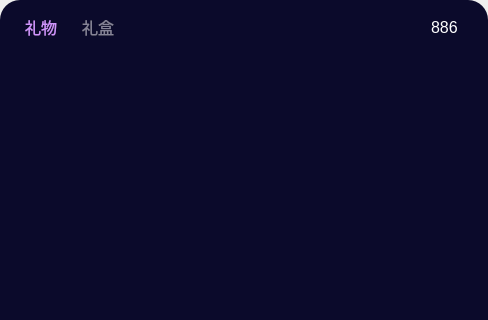
Above: UI/GiftPage.ui from zhaopan06/AudioTool before the change; both pictures show x 0 to 488 and y 0 to 320 of the 488 by 500 pixel window. Below: the same form after it.
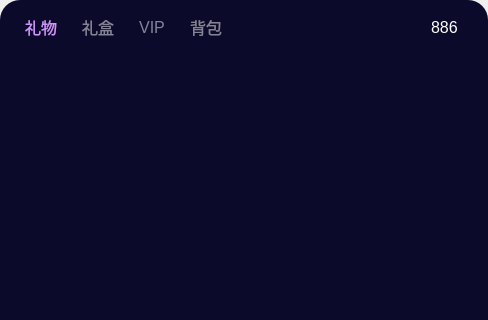
That is the form after the change. Icons and pictures are not drawn.

Diff of the .ui file:
```diff
--- a/UI/GiftPage.ui
+++ b/UI/GiftPage.ui
@@ -144,6 +144,32 @@
            </attribute>
           </widget>
          </item>
+         <item>
+          <widget class="QPushButton" name="pushButton_2">
+           <property name="text">
+            <string>VIP</string>
+           </property>
+           <property name="checkable">
+            <bool>true</bool>
+           </property>
+           <attribute name="buttonGroup">
+            <string notr="true">buttonGroup</string>
+           </attribute>
+          </widget>
+         </item>
+         <item>
+          <widget class="QPushButton" name="pushButton_3">
+           <property name="text">
+            <string>背包</string>
+           </property>
+           <property name="checkable">
+            <bool>true</bool>
+           </property>
+           <attribute name="buttonGroup">
+            <string notr="true">buttonGroup</string>
+           </attribute>
+          </widget>
+         </item>
          <item>
           <spacer name="horizontalSpacer_15">
            <property name="orientation">
```
